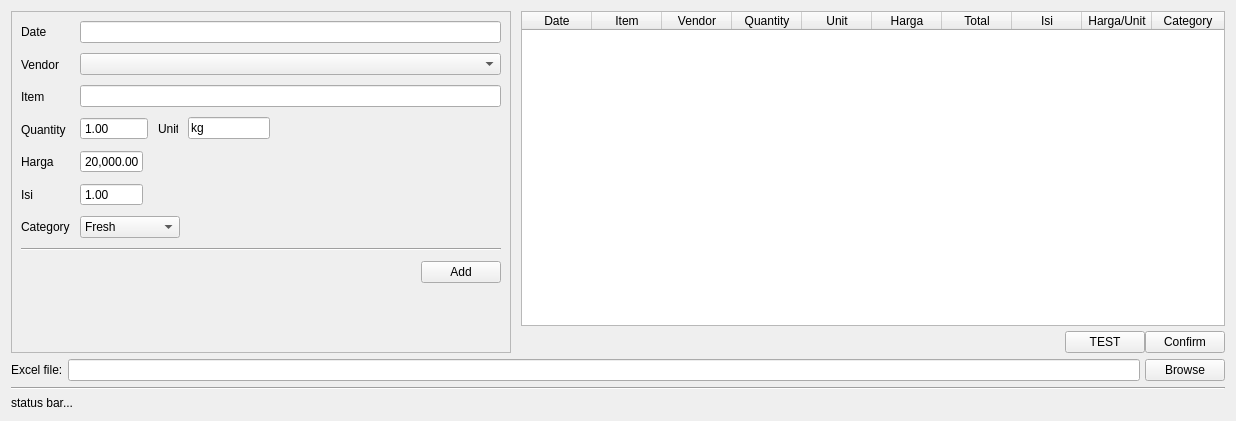
First picture: the form in ui/Poe_Excel_automator.ui, repository Setyadjih/MissPoeAccounting, before the edit.
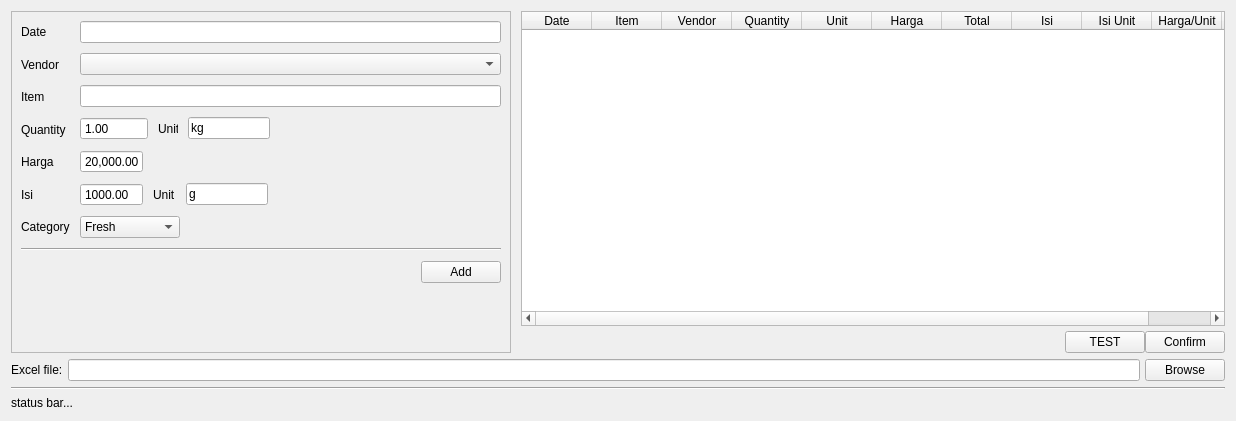
Second picture: the form after the edit.

Commit message:
feat: add isi unit to table
use isi unit for calculations

remove unit conversion for quantity

add testing button

Diff of the .ui file:
```diff
--- a/ui/Poe_Excel_automator.ui
+++ b/ui/Poe_Excel_automator.ui
@@ -233,6 +233,8 @@
                  </widget>
                 </item>
                 <item>
+                 <layout class="QHBoxLayout" name="horizontalLayout_8">
+                  <item>
                  <widget class="QDoubleSpinBox" name="isi_spin">
                   <property name="minimumSize">
                    <size>
@@ -253,9 +255,44 @@
                    <double>9999999999999.000000000000000</double>
                   </property>
                   <property name="value">
-                   <double>1.000000000000000</double>
-                  </property>
-                 </widget>
+                     <double>1000.000000000000000</double>
+                    </property>
+                   </widget>
+                  </item>
+                  <item>
+                   <widget class="QLabel" name="isi_unit_label">
+                    <property name="text">
+                     <string>Unit</string>
+                    </property>
+                   </widget>
+                  </item>
+                  <item>
+                   <widget class="QLineEdit" name="isi_unit_line">
+                    <property name="maximumSize">
+                     <size>
+                      <width>82</width>
+                      <height>16777215</height>
+                     </size>
+                    </property>
+                    <property name="text">
+                     <string>g</string>
+                    </property>
+                   </widget>
+                  </item>
+                  <item>
+                   <spacer name="horizontalSpacer_3">
+                    <property name="orientation">
+                     <enum>Qt::Horizontal</enum>
+                    </property>
+                    <property name="sizeHint" stdset="0">
+                     <size>
+                      <width>40</width>
+                      <height>20</height>
+                     </size>
+                    </property>
+                   </spacer>
+                  </item>
+                 </layout>
                 </item>
                 <item>
                  <widget class="QComboBox" name="category_combo">
@@ -430,6 +467,11 @@
            <string>Isi</string>
           </property>
          </column>
+         <column>
+          <property name="text">
+           <string>Isi Unit</string>
+          </property>
+         </column>
          <column>
           <property name="text">
            <string>Harga/Unit</string>
```
Lines whose indentation alone changed are shown as unchanged. The commit also changes 4 other files.
